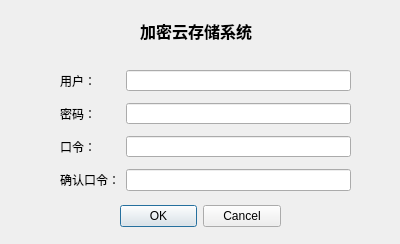
songzhj/CloudSys, file CloudSys_Qt/login.ui: the form before one commit.
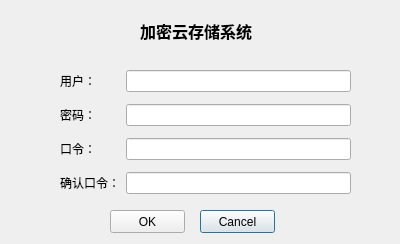
The form after the commit.

```diff
--- a/CloudSys_Qt/login.ui
+++ b/CloudSys_Qt/login.ui
@@ -13,22 +13,12 @@
   <property name="windowTitle">
    <string>Dialog</string>
   </property>
-  <widget class="QDialogButtonBox" name="buttonBox">
-   <property name="geometry">
-    <rect>
-     <x>120</x>
-     <y>200</y>
-     <width>161</width>
-     <height>32</height>
-    </rect>
-   </property>
-   <property name="orientation">
-    <enum>Qt::Horizontal</enum>
-   </property>
-   <property name="standardButtons">
-    <set>QDialogButtonBox::Cancel|QDialogButtonBox::Ok</set>
-   </property>
-  </widget>
+  <property name="windowFilePath">
+   <string/>
+  </property>
+  <property name="modal">
+   <bool>false</bool>
+  </property>
   <widget class="QLabel" name="label_3">
    <property name="geometry">
     <rect>
@@ -56,7 +46,7 @@
      <x>60</x>
      <y>70</y>
      <width>291</width>
-     <height>121</height>
+     <height>131</height>
     </rect>
    </property>
    <layout class="QFormLayout" name="formLayout">
@@ -83,6 +73,28 @@
       </property>
      </widget>
     </item>
+    <item row="1" column="1">
+     <widget class="QLineEdit" name="pwd">
+      <property name="enabled">
+       <bool>true</bool>
+      </property>
+      <property name="autoFillBackground">
+       <bool>false</bool>
+      </property>
+      <property name="inputMethodHints">
+       <set>Qt::ImhHiddenText|Qt::ImhNoAutoUppercase|Qt::ImhNoPredictiveText|Qt::ImhSensitiveData</set>
+      </property>
+      <property name="maxLength">
+       <number>20</number>
+      </property>
+      <property name="echoMode">
+       <enum>QLineEdit::Password</enum>
+      </property>
+      <property name="clearButtonEnabled">
+       <bool>false</bool>
+      </property>
+     </widget>
+    </item>
     <item row="2" column="0">
      <widget class="QLabel" name="label_4">
       <property name="text">
@@ -90,6 +102,16 @@
       </property>
      </widget>
     </item>
+    <item row="2" column="1">
+     <widget class="QLineEdit" name="key">
+      <property name="maxLength">
+       <number>20</number>
+      </property>
+      <property name="echoMode">
+       <enum>QLineEdit::Password</enum>
+      </property>
+     </widget>
+    </item>
     <item row="3" column="0">
      <widget class="QLabel" name="label_5">
       <property name="text">
@@ -97,24 +119,44 @@
       </property>
      </widget>
     </item>
-    <item row="1" column="1">
-     <widget class="QLineEdit" name="lineEdit_2">
-      <property name="inputMethodHints">
-       <set>Qt::ImhNone</set>
-      </property>
-      <property name="clearButtonEnabled">
-       <bool>false</bool>
-      </property>
-     </widget>
-    </item>
-    <item row="2" column="1">
-     <widget class="QLineEdit" name="lineEdit_3"/>
-    </item>
     <item row="3" column="1">
-     <widget class="QLineEdit" name="lineEdit_4"/>
+     <widget class="QLineEdit" name="confirmKey">
+      <property name="maxLength">
+       <number>20</number>
+      </property>
+      <property name="echoMode">
+       <enum>QLineEdit::Password</enum>
+      </property>
+     </widget>
     </item>
    </layout>
   </widget>
+  <widget class="QPushButton" name="cancelButton">
+   <property name="geometry">
+    <rect>
+     <x>200</x>
+     <y>210</y>
+     <width>75</width>
+     <height>23</height>
+    </rect>
+   </property>
+   <property name="text">
+    <string>Cancel</string>
+   </property>
+  </widget>
+  <widget class="QPushButton" name="okButton">
+   <property name="geometry">
+    <rect>
+     <x>110</x>
+     <y>210</y>
+     <width>75</width>
+     <height>23</height>
+    </rect>
+   </property>
+   <property name="text">
+    <string>OK</string>
+   </property>
+  </widget>
  </widget>
  <resources/>
  <connections>
```
Left out of the diff: 44 changed lines with no effect on the pictures.
